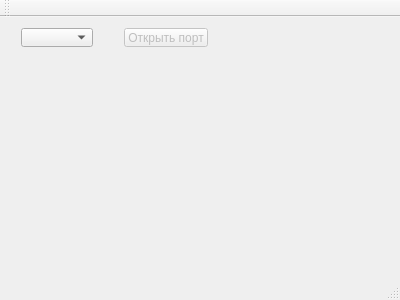
The window that spez/mainwindow.ui (alkyl1978/QTspez) describes before a commit, drawn with Qt 5.
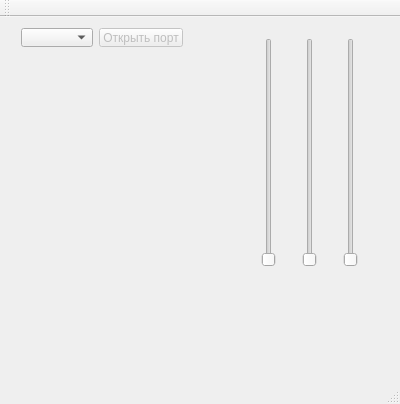
The same window after the commit.

Commit message: add scrol bar

Diff of the .ui file:
```diff
--- a/spez/mainwindow.ui
+++ b/spez/mainwindow.ui
@@ -7,7 +7,7 @@
     <x>0</x>
     <y>0</y>
     <width>400</width>
-    <height>300</height>
+    <height>404</height>
    </rect>
   </property>
   <property name="windowTitle">
@@ -19,7 +19,7 @@
      <rect>
       <x>10</x>
       <y>0</y>
-      <width>209</width>
+      <width>191</width>
       <height>41</height>
      </rect>
     </property>
@@ -28,7 +28,17 @@
       <widget class="QComboBox" name="comboBox"/>
      </item>
      <item>
-      <spacer name="horizontalSpacer">
+      <widget class="QPushButton" name="pushButton">
+       <property name="enabled">
+        <bool>false</bool>
+       </property>
+       <property name="text">
+        <string>Открыть порт</string>
+       </property>
+      </widget>
+     </item>
+     <item>
+      <spacer name="horizontalSpacer_2">
        <property name="orientation">
         <enum>Qt::Horizontal</enum>
        </property>
@@ -40,13 +50,45 @@
        </property>
       </spacer>
      </item>
+    </layout>
+   </widget>
+   <widget class="QWidget" name="horizontalLayoutWidget_2">
+    <property name="geometry">
+     <rect>
+      <x>230</x>
+      <y>10</y>
+      <width>160</width>
+      <height>251</height>
+     </rect>
+    </property>
+    <layout class="QHBoxLayout" name="horizontalLayout_2">
      <item>
-      <widget class="QPushButton" name="pushButton">
-       <property name="enabled">
-        <bool>false</bool>
+      <widget class="QSlider" name="vSlid_X">
+       <property name="maximum">
+        <number>180</number>
        </property>
-       <property name="text">
-        <string>Открыть порт</string>
+       <property name="orientation">
+        <enum>Qt::Vertical</enum>
+       </property>
+      </widget>
+     </item>
+     <item>
+      <widget class="QSlider" name="vSlid_Z">
+       <property name="maximum">
+        <number>180</number>
+       </property>
+       <property name="orientation">
+        <enum>Qt::Vertical</enum>
+       </property>
+      </widget>
+     </item>
+     <item>
+      <widget class="QSlider" name="vSlid_Y">
+       <property name="maximum">
+        <number>180</number>
+       </property>
+       <property name="orientation">
+        <enum>Qt::Vertical</enum>
        </property>
       </widget>
      </item>
```
The commit also changes 1 other file.
